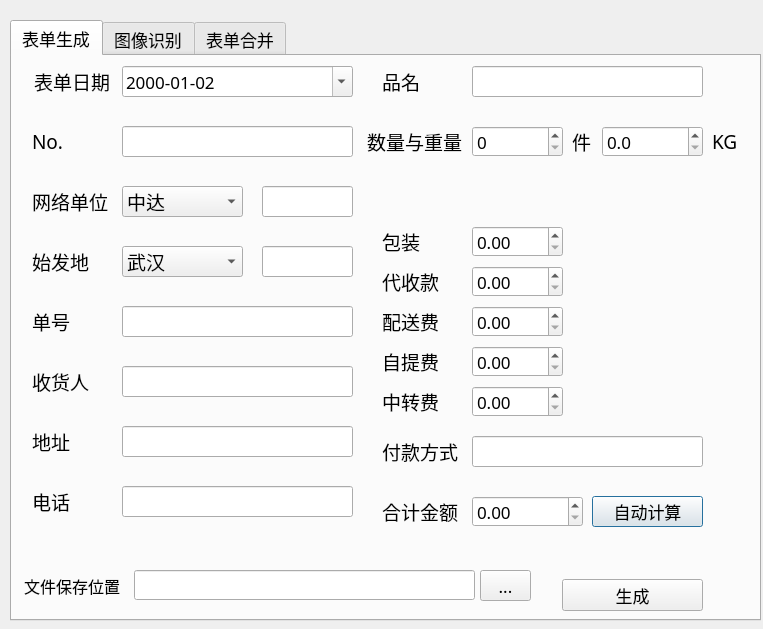
Qt form UI.ui (CyberCatQ/autoFillTable) before a commit.
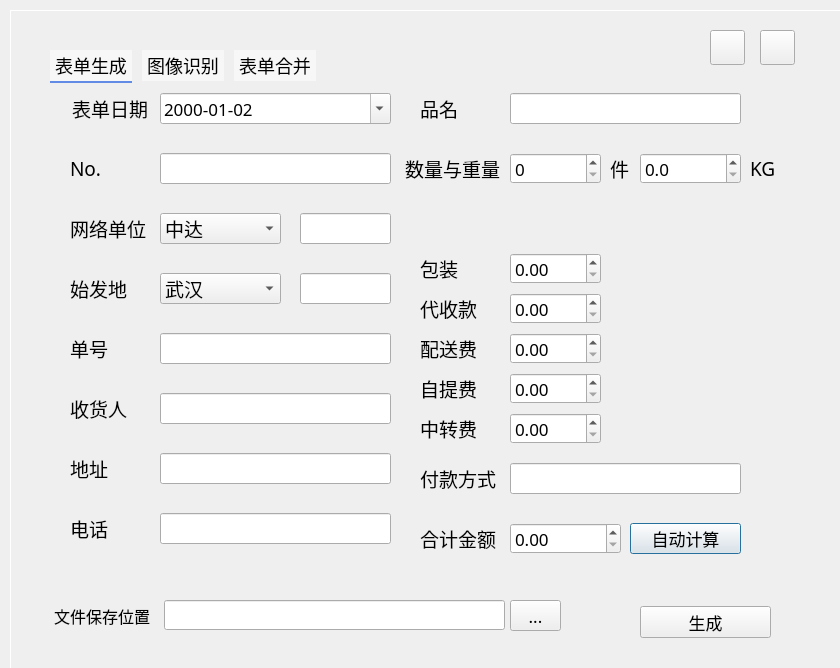
The same form after that commit. Icons and pictures are not drawn.

Diff of the .ui file:
```diff
--- a/UI.ui
+++ b/UI.ui
@@ -6,20 +6,20 @@
    <rect>
     <x>0</x>
     <y>0</y>
-    <width>763</width>
-    <height>629</height>
+    <width>840</width>
+    <height>668</height>
    </rect>
   </property>
   <property name="minimumSize">
    <size>
-    <width>763</width>
-    <height>629</height>
+    <width>800</width>
+    <height>600</height>
    </size>
   </property>
   <property name="maximumSize">
    <size>
-    <width>763</width>
-    <height>629</height>
+    <width>1024</width>
+    <height>768</height>
    </size>
   </property>
   <property name="windowTitle">
@@ -28,8 +28,8 @@
   <widget class="QToolButton" name="toolButton">
    <property name="geometry">
     <rect>
-     <x>480</x>
-     <y>570</y>
+     <x>510</x>
+     <y>600</y>
      <width>51</width>
      <height>31</height>
     </rect>
@@ -50,8 +50,8 @@
   <widget class="QLabel" name="label_20">
    <property name="geometry">
     <rect>
-     <x>24</x>
-     <y>570</y>
+     <x>54</x>
+     <y>600</y>
      <width>101</width>
      <height>31</height>
     </rect>
@@ -69,15 +69,15 @@
   <widget class="QLineEdit" name="dir_path">
    <property name="geometry">
     <rect>
-     <x>134</x>
-     <y>570</y>
+     <x>164</x>
+     <y>600</y>
      <width>341</width>
      <height>30</height>
     </rect>
    </property>
    <property name="font">
     <font>
-     <family>Arial</family>
+     <family>Cascadia Mono</family>
      <pointsize>13</pointsize>
     </font>
    </property>
@@ -85,8 +85,8 @@
   <widget class="QLabel" name="status_label">
    <property name="geometry">
     <rect>
-     <x>30</x>
-     <y>530</y>
+     <x>60</x>
+     <y>560</y>
      <width>701</width>
      <height>31</height>
     </rect>
@@ -104,8 +104,8 @@
   <widget class="QTabWidget" name="tabWidget">
    <property name="geometry">
     <rect>
-     <x>10</x>
-     <y>20</y>
+     <x>50</x>
+     <y>50</y>
      <width>751</width>
      <height>601</height>
     </rect>
@@ -119,16 +119,66 @@
    <property name="font">
     <font>
      <family>黑体</family>
-     <pointsize>13</pointsize>
+     <pointsize>14</pointsize>
+     <stylestrategy>PreferDefault</stylestrategy>
+     <kerning>false</kerning>
     </font>
    </property>
+   <property name="styleSheet">
+    <string notr="true">QTabWidget:pane{border-top:0px solid #e8f3f9;background:  transparent; }
+QTabBar:tab
+{
+background-color:  rgba(255, 255, 255, 128);	
+font-family:&quot;黑体&quot;;
+font-size:18px;
+padding-left:-9px;
+padding-right:-9px;
+width:100px;
+height:31px;
+margin-left:0px;
+margin-right:10px;
+}
+QTabBar:tab:selected{background-color: rgba(255, 255, 255, 128); border-bottom:2px solid #618BE5;
+font-family:&quot;黑体&quot;;
+font-size:18px;
+padding-left:-9px;
+padding-right:-9px;
+width:100px;
+height:31px;
+margin-left:0px;
+margin-right:10px;}</string>
+   </property>
+   <property name="tabPosition">
+    <enum>QTabWidget::North</enum>
+   </property>
    <property name="tabShape">
     <enum>QTabWidget::Rounded</enum>
    </property>
    <property name="currentIndex">
     <number>0</number>
    </property>
+   <property name="usesScrollButtons">
+    <bool>false</bool>
+   </property>
+   <property name="documentMode">
+    <bool>false</bool>
+   </property>
+   <property name="tabsClosable">
+    <bool>false</bool>
+   </property>
+   <property name="movable">
+    <bool>false</bool>
+   </property>
+   <property name="tabBarAutoHide">
+    <bool>false</bool>
+   </property>
    <widget class="QWidget" name="input_tab">
+    <property name="font">
+     <font>
+      <family>黑体</family>
+      <pointsize>13</pointsize>
+     </font>
+    </property>
     <attribute name="title">
      <string>表单生成</string>
     </attribute>
@@ -926,9 +976,9 @@
     <widget class="QPushButton" name="OK_Button">
      <property name="geometry">
       <rect>
-       <x>550</x>
+       <x>590</x>
        <y>523</y>
-       <width>141</width>
+       <width>131</width>
        <height>32</height>
       </rect>
      </property>
@@ -951,6 +1001,12 @@
        <height>31</height>
       </rect>
      </property>
+     <property name="font">
+      <font>
+       <family>黑体</family>
+       <pointsize>13</pointsize>
+      </font>
+     </property>
     </widget>
     <widget class="QLineEdit" name="start_add_other">
      <property name="geometry">
@@ -961,6 +1017,12 @@
        <height>31</height>
       </rect>
      </property>
+     <property name="font">
+      <font>
+       <family>黑体</family>
+       <pointsize>13</pointsize>
+      </font>
+     </property>
     </widget>
     <widget class="QLineEdit" name="code">
      <property name="geometry">
@@ -971,6 +1033,12 @@
        <height>31</height>
       </rect>
      </property>
+     <property name="font">
+      <font>
+       <family>黑体</family>
+       <pointsize>13</pointsize>
+      </font>
+     </property>
     </widget>
     <widget class="QLineEdit" name="people_name">
      <property name="geometry">
@@ -981,6 +1049,12 @@
        <height>31</height>
       </rect>
      </property>
+     <property name="font">
+      <font>
+       <family>黑体</family>
+       <pointsize>13</pointsize>
+      </font>
+     </property>
     </widget>
     <widget class="QLineEdit" name="add">
      <property name="geometry">
@@ -991,6 +1065,12 @@
        <height>31</height>
       </rect>
      </property>
+     <property name="font">
+      <font>
+       <family>黑体</family>
+       <pointsize>13</pointsize>
+      </font>
+     </property>
     </widget>
     <widget class="QLineEdit" name="phone_number">
      <property name="geometry">
@@ -1001,6 +1081,12 @@
        <height>31</height>
       </rect>
      </property>
+     <property name="font">
+      <font>
+       <family>黑体</family>
+       <pointsize>13</pointsize>
+      </font>
+     </property>
     </widget>
     <widget class="QLineEdit" name="goods_name">
      <property name="geometry">
@@ -1011,6 +1097,12 @@
        <height>31</height>
       </rect>
      </property>
+     <property name="font">
+      <font>
+       <family>黑体</family>
+       <pointsize>13</pointsize>
+      </font>
+     </property>
     </widget>
     <widget class="QLineEdit" name="payment_method">
      <property name="geometry">
@@ -1021,6 +1113,12 @@
        <height>31</height>
       </rect>
      </property>
+     <property name="font">
+      <font>
+       <family>黑体</family>
+       <pointsize>13</pointsize>
+      </font>
+     </property>
     </widget>
    </widget>
    <widget class="QWidget" name="ocr_tab">
@@ -1203,6 +1301,58 @@
     </widget>
    </widget>
   </widget>
+  <widget class="QFrame" name="frame">
+   <property name="geometry">
+    <rect>
+     <x>10</x>
+     <y>10</y>
+     <width>831</width>
+     <height>661</height>
+    </rect>
+   </property>
+   <property name="styleSheet">
+    <string notr="true">border-image: url(:/background/background.png);</string>
+   </property>
+   <property name="frameShape">
+    <enum>QFrame::Panel</enum>
+   </property>
+   <property name="frameShadow">
+    <enum>QFrame::Raised</enum>
+   </property>
+   <widget class="QPushButton" name="minimizeButton">
+    <property name="geometry">
+     <rect>
+      <x>700</x>
+      <y>20</y>
+      <width>35</width>
+      <height>35</height>
+     </rect>
+    </property>
+    <property name="styleSheet">
+     <string notr="true">border-image: url(:/background/minimize.png);</string>
+    </property>
+    <property name="text">
+     <string/>
+    </property>
+   </widget>
+   <widget class="QPushButton" name="closeButton">
+    <property name="geometry">
+     <rect>
+      <x>750</x>
+      <y>20</y>
+      <width>35</width>
+      <height>35</height>
+     </rect>
+    </property>
+    <property name="styleSheet">
+     <string notr="true">border-image: url(:/background/close.png);</string>
+    </property>
+    <property name="text">
+     <string/>
+    </property>
+   </widget>
+  </widget>
+  <zorder>frame</zorder>
   <zorder>tabWidget</zorder>
   <zorder>toolButton</zorder>
   <zorder>label_20</zorder>
```
Left out of the diff: 64 changed lines with no effect on the pictures.
